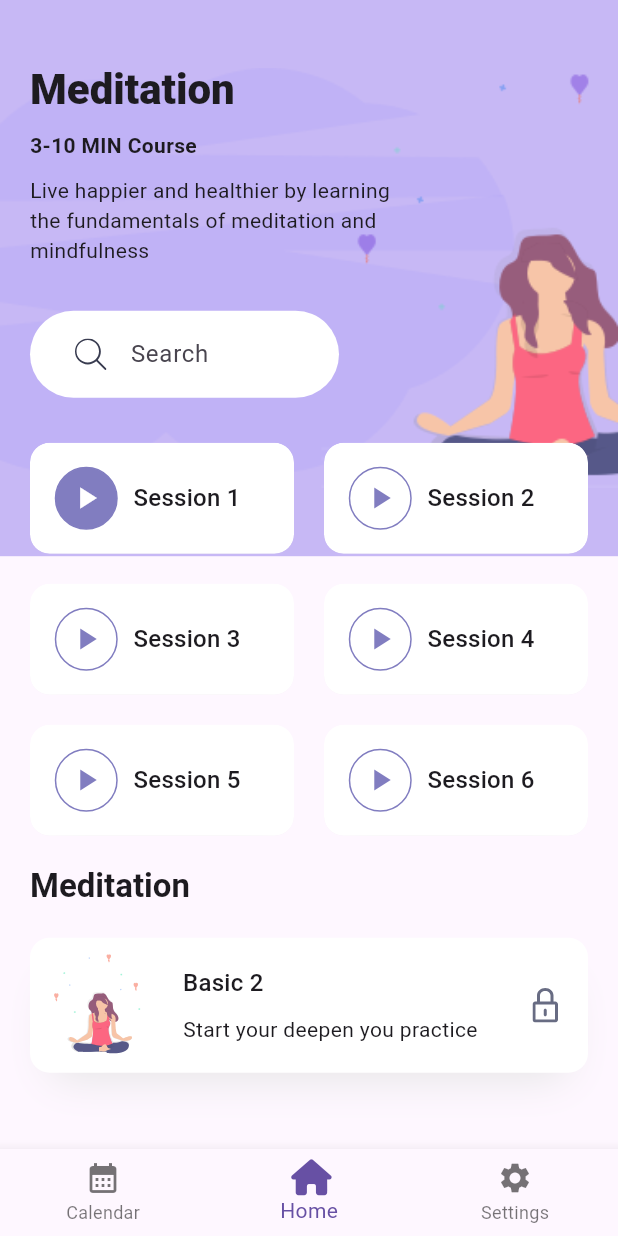
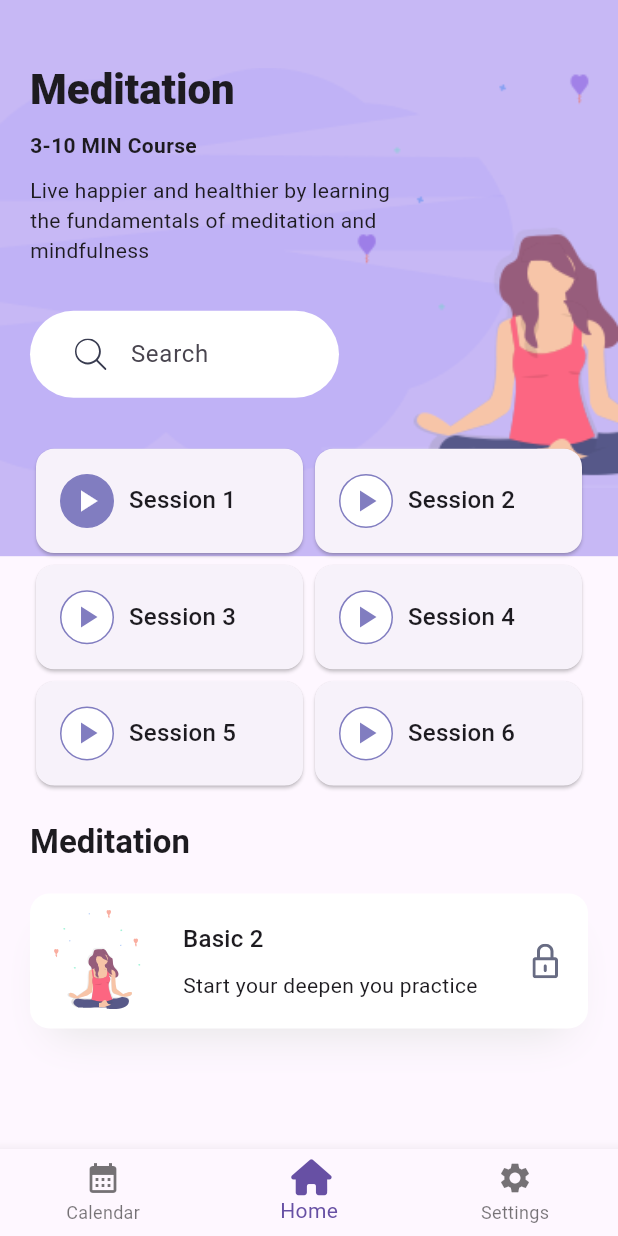
Before and after one commit to NurettinSelim/meditation_app, a Flutter app: the screen it shows after launch, after a tap on "Meditation", on a phone screen of 412 x 824 dp. Run offline on Flutter 3.47's test engine with Material 2 defaults, Android fonts, the phone set to English and light mode, and no system bars; our stand-ins replace flutter_svg, font_awesome_flutter.

Commit message:
SessionCard updated

```diff
--- a/lib/main.dart
+++ b/lib/main.dart
@@ -1,6 +1,7 @@
 import 'package:flutter/material.dart';
 import 'package:flutter_svg/svg.dart';
 import 'package:meditation_app/screens/details_screen.dart';
+import 'package:meditation_app/utils/text_config.dart';
 import 'package:meditation_app/utils/theme_helper.dart';
 import 'package:meditation_app/widgets/bottom_nav_bar.dart';
 import 'package:meditation_app/widgets/category_card.dart';
@@ -39,7 +40,7 @@ class HomeScreen extends StatelessWidget {
             // Here the height of the container is 45% of our total height
             height: size.height * .45,
             decoration: const BoxDecoration(
-              color: Color(0xFFF5CEB8),
+              color: ThemeHelper.darkBackgroundColor,
               image: DecorationImage(
                 alignment: Alignment.centerLeft,
                 image: AssetImage("assets/images/undraw_pilates_gpdb.png"),
@@ -52,25 +53,23 @@ class HomeScreen extends StatelessWidget {
               child: Column(
                 crossAxisAlignment: CrossAxisAlignment.start,
                 children: <Widget>[
+                  const SizedBox(height: 24),
                   Align(
                     alignment: Alignment.topRight,
                     child: Container(
                       alignment: Alignment.center,
-                      height: 52,
-                      width: 52,
+                      height: 48,
+                      width: 48,
                       decoration: const BoxDecoration(
-                        color: Color(0xFFF2BEA1),
+                        color: ThemeHelper.buttonColor,
                         shape: BoxShape.circle,
                       ),
                       child: SvgPicture.asset("assets/icons/menu.svg"),
                     ),
                   ),
                   Text(
-                    "Good Mornign \nShishir",
-                    style: Theme.of(context)
-                        .textTheme
-                        .headlineMedium
-                        ?.copyWith(fontWeight: FontWeight.w900),
+                    TextConfig.welcomeText,
+                    style: Theme.of(context).textTheme.displaySmall,
                   ),
                   const SearchBar(),
                   Expanded(
--- a/lib/screens/details_screen.dart
+++ b/lib/screens/details_screen.dart
@@ -57,32 +57,33 @@ class DetailsScreen extends StatelessWidget {
                       width: size.width * .5, // it just take the 50% width
                       child: const SearchBar(),
                     ),
-                    Wrap(
-                      spacing: 20,
-                      runSpacing: 20,
+                    GridView.count(
+                      shrinkWrap: true,
+                      crossAxisCount: 2,
+                      childAspectRatio: 2.4,
                       children: <Widget>[
-                        SeassionCard(
+                        SessionCard(
                           seassionNum: 1,
                           isDone: true,
                           press: () {},
                         ),
-                        SeassionCard(
+                        SessionCard(
                           seassionNum: 2,
                           press: () {},
                         ),
-                        SeassionCard(
+                        SessionCard(
                           seassionNum: 3,
                           press: () {},
                         ),
-                        SeassionCard(
+                        SessionCard(
                           seassionNum: 4,
                           press: () {},
                         ),
-                        SeassionCard(
+                        SessionCard(
                           seassionNum: 5,
                           press: () {},
                         ),
-                        SeassionCard(
+                        SessionCard(
                           seassionNum: 6,
                           press: () {},
                         ),
@@ -150,11 +151,11 @@ class DetailsScreen extends StatelessWidget {
   }
 }
 
-class SeassionCard extends StatelessWidget {
+class SessionCard extends StatelessWidget {
   final int seassionNum;
   final bool isDone;
   final Function()? press;
-  const SeassionCard({
+  const SessionCard({
     Key? key,
     required this.seassionNum,
     this.isDone = false,
@@ -164,26 +165,7 @@ class SeassionCard extends StatelessWidget {
   @override
   Widget build(BuildContext context) {
     return LayoutBuilder(builder: (context, constraint) {
-      return ClipRRect(
-        borderRadius: BorderRadius.circular(13),
-        child: Container(
-          width: constraint.maxWidth / 2 -
-              10, // constraint.maxWidth provide us the available with for this widget
-          // padding: EdgeInsets.all(16),
-          decoration: BoxDecoration(
-            color: Colors.white,
-            borderRadius: BorderRadius.circular(13),
-            boxShadow: const [
-              BoxShadow(
-                offset: Offset(0, 17),
-                blurRadius: 23,
-                spreadRadius: -13,
-                color: kShadowColor,
-              ),
-            ],
-          ),
-          child: Material(
-            color: Colors.transparent,
+      return Card(
         child: InkWell(
           onTap: press,
           child: Padding(
@@ -191,8 +173,8 @@ class SeassionCard extends StatelessWidget {
             child: Row(
               children: <Widget>[
                 Container(
-                      height: 42,
-                      width: 43,
+                  height: 36,
+                  width: 36,
                   decoration: BoxDecoration(
                     color: isDone ? kBlueColor : Colors.white,
                     shape: BoxShape.circle,
@@ -212,8 +194,6 @@ class SeassionCard extends StatelessWidget {
             ),
           ),
         ),
-          ),
-        ),
       );
     });
   }
--- /dev/null
+++ b/lib/utils/text_config.dart
@@ -0,0 +1,3 @@
+class TextConfig {
+  static const welcomeText = "Good Morning \nMr. Smith";
+}
--- a/lib/utils/theme_helper.dart
+++ b/lib/utils/theme_helper.dart
@@ -2,5 +2,9 @@ import 'package:flutter/material.dart';
 
 class ThemeHelper {
   static const backgroundColor = Color(0xFFFEFAE0);
+  static const darkBackgroundColor = Color(0xFFFAEDCD);
+
+  static const buttonColor = Color(0xFFfbe1c2);
+
   static final themeData = ThemeData(useMaterial3: true);
 }
```
Lines whose indentation alone changed are shown as unchanged.
